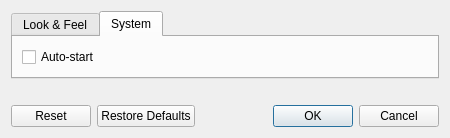
Above: src/ui/settingsdialog.ui from medo64/QText before the change. Below: the same form after it.
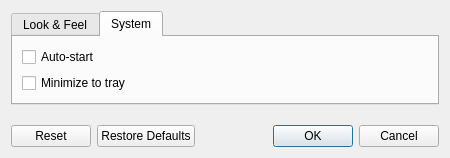
That is the form after the change. The open tabs and pages were chosen to show the change.

Commit message: Minimize to tray in Settings

Patch:
```diff
--- a/src/ui/settingsdialog.ui
+++ b/src/ui/settingsdialog.ui
@@ -7,7 +7,7 @@
     <x>0</x>
     <y>0</y>
     <width>450</width>
-    <height>138</height>
+    <height>158</height>
    </rect>
   </property>
   <property name="windowTitle">
@@ -51,6 +51,13 @@
            </property>
           </widget>
          </item>
+         <item>
+          <widget class="QCheckBox" name="checkboxMinimizeToTray">
+           <property name="text">
+            <string>Minimize to tray</string>
+           </property>
+          </widget>
+         </item>
         </layout>
        </item>
       </layout>
```
Left out of the diff: 2 changed lines with no effect on the pictures. The commit also changes 2 other files.
